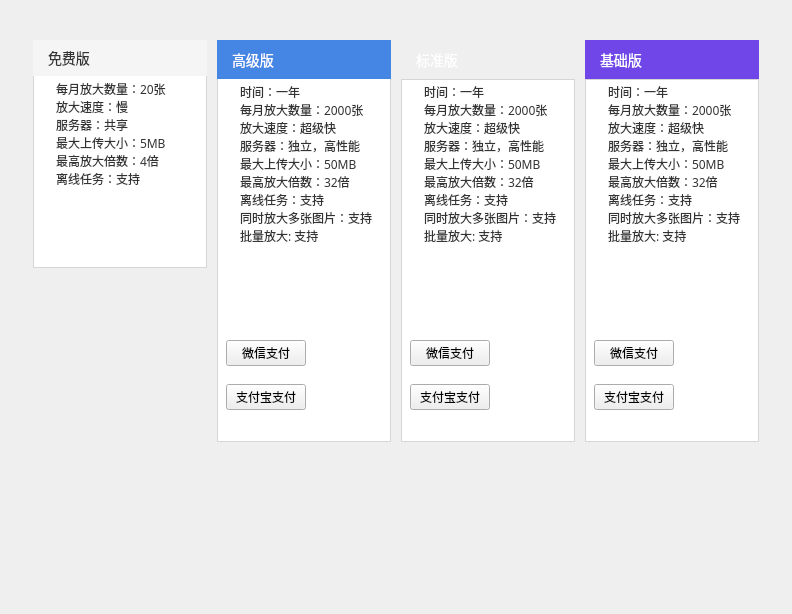
First picture: the form in menberwidget.ui, repository leihiudung/EnlargePicture, before the edit.
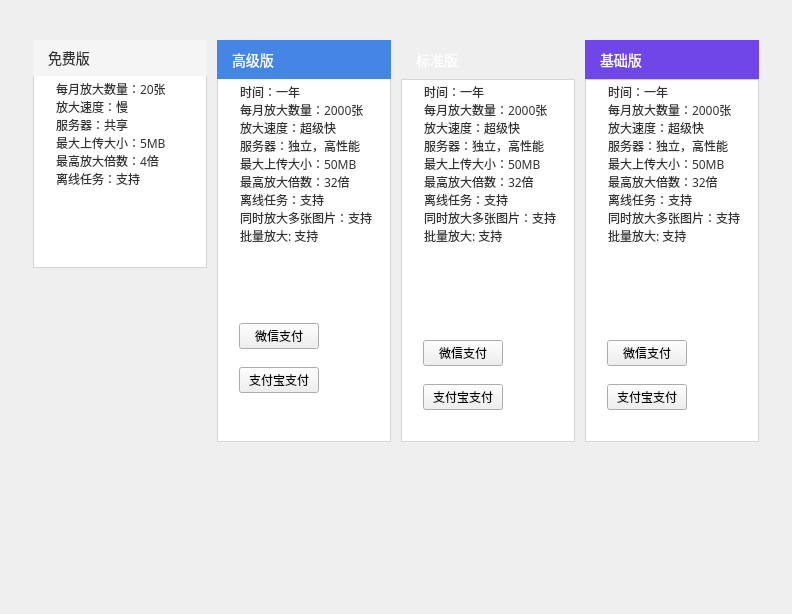
Second picture: the form after the edit. Icons and pictures are not drawn.

What changed in the file:
```diff
--- a/menberwidget.ui
+++ b/menberwidget.ui
@@ -266,7 +266,7 @@
 }
 </string>
         </property>
-        <layout class="QVBoxLayout" name="verticalLayout_2" stretch="88,8,8,8">
+        <layout class="QVBoxLayout" name="verticalLayout_2" stretch="88,8,8,0">
          <property name="spacing">
           <number>0</number>
          </property>
@@ -325,7 +325,13 @@
          </item>
          <item>
           <widget class="QWidget" name="widget_9" native="true">
+           <property name="styleSheet">
+            <string notr="true"/>
+           </property>
            <layout class="QHBoxLayout" name="horizontalLayout_2">
+            <property name="leftMargin">
+             <number>22</number>
+            </property>
             <item>
              <widget class="QPushButton" name="wechat_pay_highter_btn">
               <property name="text">
@@ -352,6 +358,12 @@
          <item>
           <widget class="QWidget" name="widget_10" native="true">
            <layout class="QHBoxLayout" name="horizontalLayout_3">
+            <property name="leftMargin">
+             <number>22</number>
+            </property>
+            <property name="topMargin">
+             <number>9</number>
+            </property>
             <item>
              <widget class="QPushButton" name="ali_pay_highter_btn">
               <property name="text">
@@ -518,6 +530,9 @@
          <item>
           <widget class="QWidget" name="widget_11" native="true">
            <layout class="QHBoxLayout" name="horizontalLayout_4">
+            <property name="leftMargin">
+             <number>22</number>
+            </property>
             <item>
              <widget class="QPushButton" name="wechat_pay_stand_btn">
               <property name="text">
@@ -544,6 +559,9 @@
          <item>
           <widget class="QWidget" name="widget_12" native="true">
            <layout class="QHBoxLayout" name="horizontalLayout_5">
+            <property name="leftMargin">
+             <number>22</number>
+            </property>
             <item>
              <widget class="QPushButton" name="ali_pay_stand_btn">
               <property name="text">
@@ -711,6 +729,9 @@
          <item>
           <widget class="QWidget" name="widget_13" native="true">
            <layout class="QHBoxLayout" name="horizontalLayout_6">
+            <property name="leftMargin">
+             <number>22</number>
+            </property>
             <item>
              <widget class="QPushButton" name="wechat_pay_base_btn">
               <property name="text">
@@ -737,6 +758,9 @@
          <item>
           <widget class="QWidget" name="widget_14" native="true">
            <layout class="QHBoxLayout" name="horizontalLayout_7">
+            <property name="leftMargin">
+             <number>22</number>
+            </property>
             <item>
              <widget class="QPushButton" name="ali_pay_base_btn">
               <property name="text">
```
